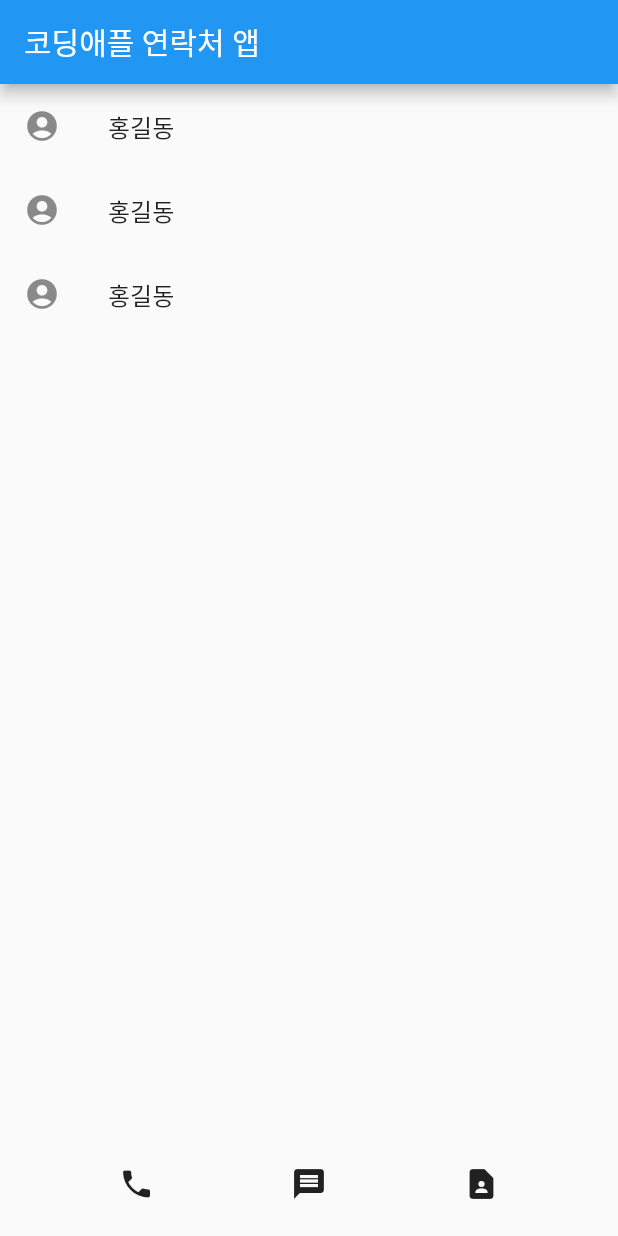
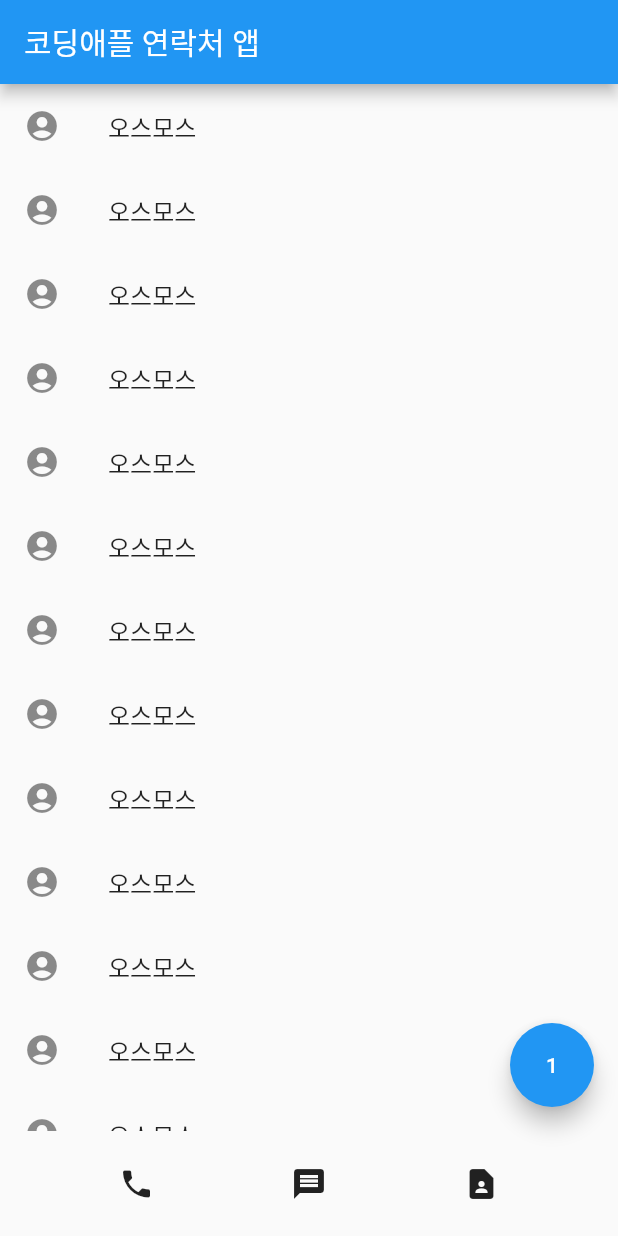
Before and after one commit to OSHMOS/flutter_with_codingapple, a Flutter app: the screen it shows after launch, on a phone screen of 412 x 824 dp. Run offline on Flutter 3.47's test engine with Material 2 defaults, Android fonts, the phone set to English and light mode, and no system bars.

Commit message:
1.2 Listview.builder and floatingActionButton, layout of flutter is over

```diff
--- a/lib/main.dart
+++ b/lib/main.dart
@@ -1,39 +1,42 @@
 import 'package:flutter/material.dart';
 
 void main() {
-  runApp(const MyApp());
+  runApp(MyApp());
 }
 
 // stless
 class MyApp extends StatelessWidget {
-  const MyApp({super.key});
+  MyApp({super.key});
+
+  var a = 1;
 
   @override
   Widget build(BuildContext context) {
     return MaterialApp(
       home: Scaffold(
+        floatingActionButton: FloatingActionButton(
+          child: Text(a.toString()), // 재렌더링이 안되어서 그렇다 표기가 안됩니다.
+          onPressed: () {
+            a++;
+            print(a);
+          },
+        ),
         appBar: AppBar(
           centerTitle: false,
           title: Text('코딩애플 연락처 앱'),
         ),
-      body: ListView(
-        children: [
-          ListTile(
+        body: ListView.builder(
+          itemCount: 300,
+          itemBuilder: (context, i) {
+            return ListTile(
               leading: Icon(Icons.account_circle),
-            title: Text('홍길동'),
-          ),
-          ListTile(
-            leading: Icon(Icons.account_circle),
-            title: Text('홍길동'),
-          ),
-          ListTile(
-            leading: Icon(Icons.account_circle),
-            title: Text('홍길동'),
-          ),
-        ],
+              title: Text('오스모스'),
+            );
+          },
         ),
         bottomNavigationBar: CustomBottomBar(),
-    ));
+      ),
+    );
   }
 }
 
```
Lines whose indentation alone changed are shown as unchanged.
